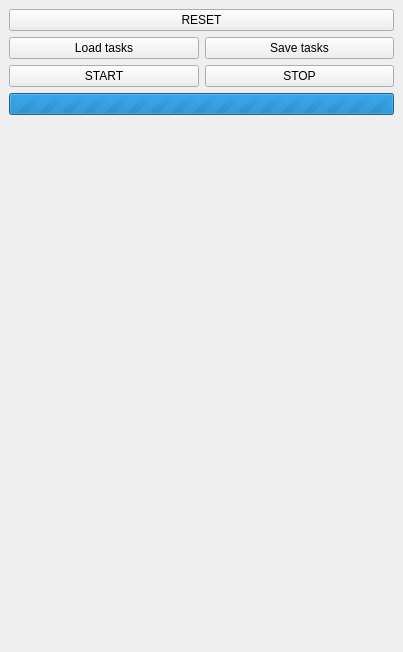
Above: src/plugins/simple_sim/simple_sim.ui from dagothar/gripperz before the change. Below: the same form after it.
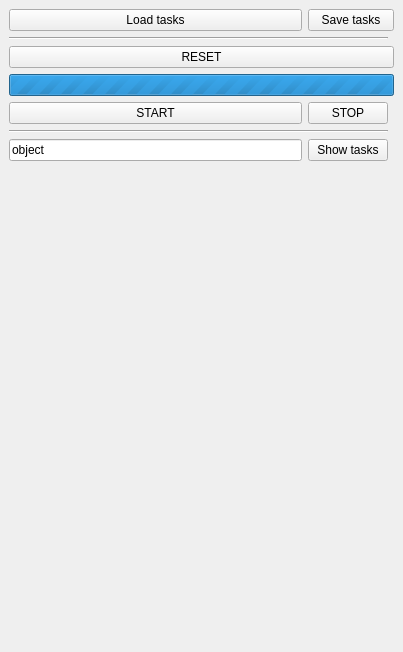
That is the form after the change.

Commit message: finished simple plugin

```diff
--- a/src/plugins/simple_sim/simple_sim.ui
+++ b/src/plugins/simple_sim/simple_sim.ui
@@ -15,14 +15,7 @@
   </property>
   <widget class="QWidget" name="dockWidgetContents">
    <layout class="QGridLayout" name="gridLayout">
-    <item row="1" column="0">
-     <widget class="QPushButton" name="loadButton">
-      <property name="text">
-       <string>Load tasks</string>
-      </property>
-     </widget>
-    </item>
-    <item row="6" column="0">
+    <item row="10" column="0">
      <spacer name="verticalSpacer_4">
       <property name="orientation">
        <enum>Qt::Vertical</enum>
@@ -35,35 +28,21 @@
       </property>
      </spacer>
     </item>
-    <item row="3" column="0">
-     <widget class="QPushButton" name="startButton">
-      <property name="text">
-       <string>START</string>
-      </property>
-     </widget>
-    </item>
-    <item row="1" column="1">
+    <item row="1" column="1" colspan="2">
      <widget class="QPushButton" name="saveButton">
       <property name="text">
        <string>Save tasks</string>
       </property>
      </widget>
     </item>
-    <item row="0" column="0" colspan="2">
-     <widget class="QPushButton" name="resetButton">
+    <item row="1" column="0">
+     <widget class="QPushButton" name="loadButton">
       <property name="text">
-       <string>RESET</string>
+       <string>Load tasks</string>
       </property>
      </widget>
     </item>
-    <item row="3" column="1">
-     <widget class="QPushButton" name="stopButton">
-      <property name="text">
-       <string>STOP</string>
-      </property>
-     </widget>
-    </item>
-    <item row="5" column="0" colspan="2">
+    <item row="5" column="0" colspan="3">
      <widget class="QProgressBar" name="progressBar">
       <property name="maximum">
        <number>0</number>
@@ -76,6 +55,55 @@
       </property>
      </widget>
     </item>
+    <item row="3" column="0" colspan="3">
+     <widget class="QPushButton" name="resetButton">
+      <property name="text">
+       <string>RESET</string>
+      </property>
+     </widget>
+    </item>
+    <item row="8" column="1">
+     <widget class="QPushButton" name="showButton">
+      <property name="text">
+       <string>Show tasks</string>
+      </property>
+     </widget>
+    </item>
+    <item row="6" column="0">
+     <widget class="QPushButton" name="startButton">
+      <property name="text">
+       <string>START</string>
+      </property>
+     </widget>
+    </item>
+    <item row="8" column="0">
+     <widget class="QLineEdit" name="targetEdit">
+      <property name="text">
+       <string>object</string>
+      </property>
+     </widget>
+    </item>
+    <item row="6" column="1">
+     <widget class="QPushButton" name="stopButton">
+      <property name="text">
+       <string>STOP</string>
+      </property>
+     </widget>
+    </item>
+    <item row="7" column="0" colspan="2">
+     <widget class="Line" name="line">
+      <property name="orientation">
+       <enum>Qt::Horizontal</enum>
+      </property>
+     </widget>
+    </item>
+    <item row="2" column="0" colspan="2">
+     <widget class="Line" name="line_2">
+      <property name="orientation">
+       <enum>Qt::Horizontal</enum>
+      </property>
+     </widget>
+    </item>
    </layout>
   </widget>
  </widget>
```
The commit also changes 3 other files.
